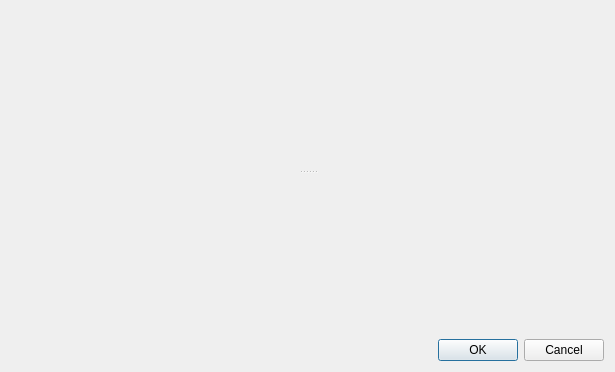
Old version of the form vv/qt_ui/vvToolWidgetBase.ui in the repository open-vv/vv.
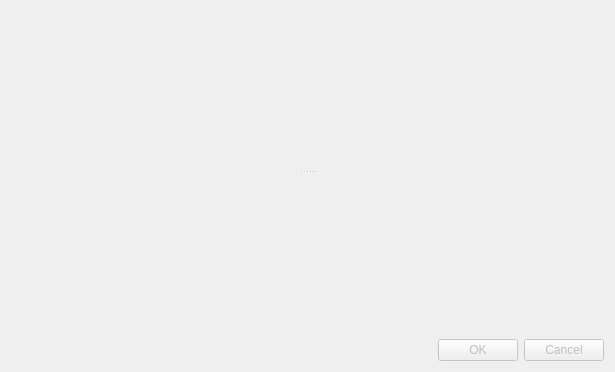
New version of the form. Custom widgets are drawn as their Qt base class.

Patch:
```diff
--- a/vv/qt_ui/vvToolWidgetBase.ui
+++ b/vv/qt_ui/vvToolWidgetBase.ui
@@ -25,6 +25,9 @@
    </item>
    <item>
     <widget class="QDialogButtonBox" name="buttonBox">
+     <property name="enabled">
+      <bool>false</bool>
+     </property>
      <property name="orientation">
       <enum>Qt::Horizontal</enum>
      </property>
```
Left out of the diff: 4 changed lines with no effect on the pictures.
